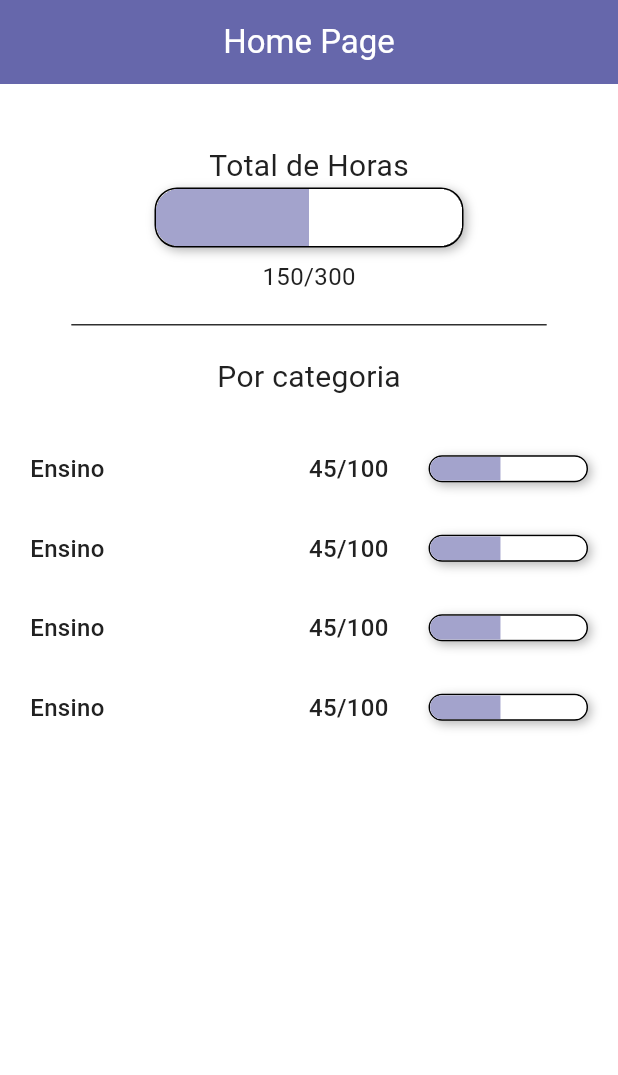
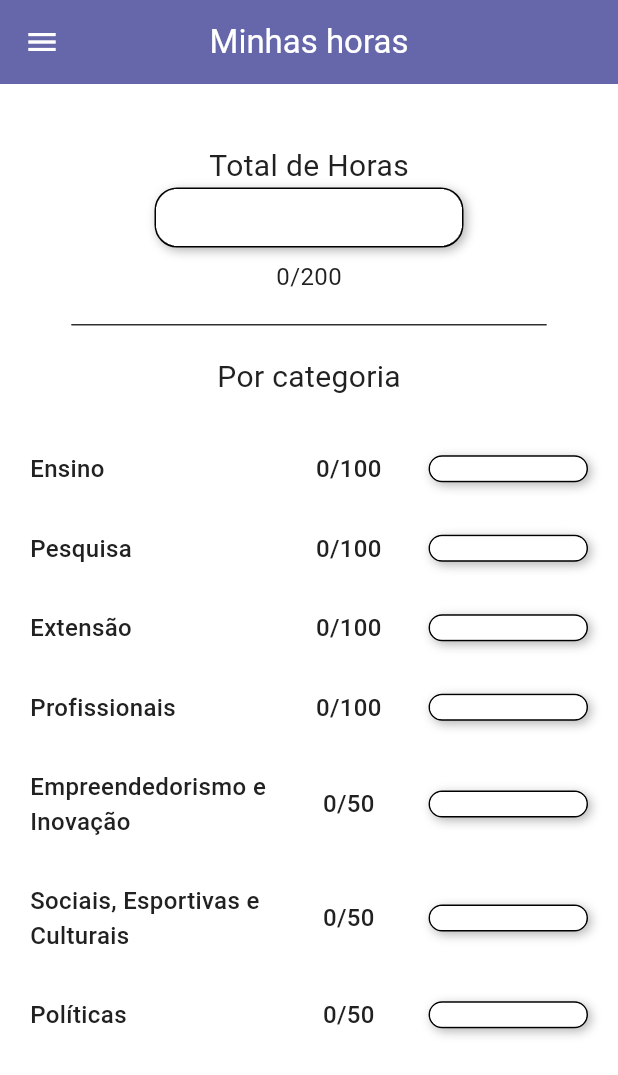
Before and after one commit to WarrenCollins473/horas_compl_app, a Flutter app: the screen it shows after launch, on a phone screen of 412 x 824 dp. Shown: the top 1075 px of the screen. Run offline on Flutter 3.47's test engine with Material 3 defaults, Android fonts, the phone set to English and light mode, and no system bars; our stand-ins replace dartz, equatable, flutter_bloc, get_it, isar_community; accounts and stored records are empty; generated files the repository leaves out were written again.

Commit message:
feat: hours_page + document_page

```diff
--- a/lib/features/presentation/bloc/documents_state.dart
+++ b/lib/features/presentation/bloc/documents_state.dart
@@ -7,7 +7,26 @@ class DocumentsState extends Equatable {
   final String? error;
 
   const DocumentsState({
-    this.documents = const [],
+    this.documents = const [
+      DocumentsEntity(
+        id: 1,
+        category: "Ensino",
+        activity: "teste",
+        type: "teste",
+        observation: "teste",
+        hours: 20,
+        link: "link",
+      ),
+      DocumentsEntity(
+        id: 2,
+        category: "Ensino",
+        activity: "teste",
+        type: "teste",
+        observation: "teste",
+        hours: 20,
+        link: "link",
+      ),
+    ],
     this.isLoading = false,
     this.error,
   });
--- a/lib/features/presentation/pages/home_page.dart
+++ b/lib/features/presentation/pages/home_page.dart
@@ -1,43 +1,62 @@
 import 'package:flutter/material.dart';
-import 'package:horas_compl_app/features/presentation/widgets/category_bar.dart';
-import 'package:horas_compl_app/features/presentation/widgets/total_bar.dart';
+import 'package:flutter_bloc/flutter_bloc.dart';
+import 'package:horas_compl_app/features/presentation/bloc/documents_bloc.dart';
+import 'package:horas_compl_app/features/presentation/bloc/documents_events.dart';
+import 'package:horas_compl_app/features/presentation/pages/hours_page.dart';
+import 'package:horas_compl_app/features/presentation/pages/documents_page.dart';
 
-class HomePage extends StatelessWidget {
+class HomePage extends StatefulWidget {
   const HomePage({super.key});
+
+  @override
+  State<HomePage> createState() => _HomePageState();
+}
+
+class _HomePageState extends State<HomePage> {
+  int selectedIndex = 0;
+
+  final pages = [HoursPage(), DocumentsPage()];
+
+  final titles = const ['Minhas horas', 'Meus documentos'];
 
   @override
   Widget build(BuildContext context) {
     return Scaffold(
-      appBar: AppBar(title: const Text('Home Page')),
-      body: Center(
-        child: Column(
-          mainAxisAlignment: MainAxisAlignment.start,
+      appBar: AppBar(title: Text(titles[selectedIndex])),
+      drawer: Drawer(
+        backgroundColor: Theme.of(context).colorScheme.primary,
+        child: ListView(
           children: [
-            const TotalBar(current: 150, title: 'Total de Horas', total: 300),
-            Container(
-              margin: const EdgeInsets.only(top: 20),
-              width: MediaQuery.of(context).size.width / 1.3,
-              height: 1,
-              color: Colors.grey[850],
+            ListTile(
+              leading: const Icon(Icons.access_time),
+              iconColor: Theme.of(context).colorScheme.surface,
+              title: Text('Minhas horas'),
+              textColor: Theme.of(context).colorScheme.surface,
+              onTap: () {
+                context.read<DocumentsBloc>().add(LoadDocumentsEvent());
+
+                setState(() => selectedIndex = 0);
+
+                Navigator.pop(context);
+              },
             ),
-            Column(
-              children: [
-                Container(
-                  margin: EdgeInsets.symmetric(vertical: 20),
-                  child: const Text(
-                    'Por categoria',
-                    style: TextStyle(fontSize: 20),
-                  ),
-                ),
-                const CategoryBar(current: 45, title: 'Ensino', total: 100),
-                const CategoryBar(current: 45, title: 'Ensino', total: 100),
-                const CategoryBar(current: 45, title: 'Ensino', total: 100),
-                const CategoryBar(current: 45, title: 'Ensino', total: 100),
-              ],
+            ListTile(
+              leading: const Icon(Icons.text_snippet_outlined),
+              iconColor: Theme.of(context).colorScheme.surface,
+              title: Text('Meus documentos'),
+              textColor: Theme.of(context).colorScheme.surface,
+              onTap: () {
+                context.read<DocumentsBloc>().add(LoadDocumentsEvent());
+
+                setState(() => selectedIndex = 1);
+
+                Navigator.pop(context);
+              },
             ),
           ],
         ),
       ),
+      body: pages[selectedIndex],
     );
   }
 }
--- /dev/null
+++ b/lib/features/presentation/pages/hours_page.dart
@@ -0,0 +1,76 @@
+import 'package:flutter/material.dart';
+import 'package:flutter_bloc/flutter_bloc.dart';
+import 'package:horas_compl_app/features/presentation/bloc/curriculum_rules_bloc.dart';
+import 'package:horas_compl_app/features/presentation/bloc/curriculum_rules_state.dart';
+import 'package:horas_compl_app/features/presentation/bloc/documents_bloc.dart';
+import 'package:horas_compl_app/features/presentation/bloc/documents_state.dart';
+import 'package:horas_compl_app/features/presentation/widgets/category_bar.dart';
+import 'package:horas_compl_app/features/presentation/widgets/total_bar.dart';
+
+class HoursPage extends StatelessWidget {
+  const HoursPage({super.key});
+
+  @override
+  Widget build(BuildContext context) {
+    return BlocBuilder<DocumentsBloc, DocumentsState>(
+      builder: (context, documentsState) {
+        return BlocBuilder<CurriculumRulesBloc, CurriculumRulesState>(
+          builder: (context, curriculumRulesState) {
+            if (documentsState.isLoading ||
+                curriculumRulesState.isLoading ||
+                curriculumRulesState.rules == null) {
+              return const Center(child: CircularProgressIndicator());
+            } else {
+              final totalHours = documentsState.documents.fold(
+                0,
+                (sum, doc) => sum + doc.hours,
+              );
+
+              return Center(
+                child: Column(
+                  mainAxisAlignment: MainAxisAlignment.start,
+                  children: [
+                    TotalBar(
+                      current: totalHours,
+                      title: 'Total de Horas',
+                      total: curriculumRulesState.rules!.minimumTotalHours,
+                    ),
+
+                    Container(
+                      margin: const EdgeInsets.only(top: 20),
+                      width: MediaQuery.of(context).size.width / 1.3,
+                      height: 1,
+                      color: Colors.grey[850],
+                    ),
+                    Container(
+                      margin: EdgeInsets.symmetric(vertical: 20),
+                      child: const Text(
+                        'Por categoria',
+                        style: TextStyle(fontSize: 20),
+                      ),
+                    ),
+                    Column(
+                      children: curriculumRulesState.rules!.categories.map((
+                        category,
+                      ) {
+                        final categoryHours = documentsState.documents
+                            .where((doc) => doc.category == category.name)
+                            .fold(0, (sum, doc) => sum + doc.hours);
+
+                        return CategoryBar(
+                          current: categoryHours,
+                          title: category.name,
+                          total: category.categoryLimit,
+                        );
+                      }).toList(),
+                    ),
+                  ],
+                ),
+              );
+            }
+          },
+        );
+      },
+    );
+  }
+}
--- a/pubspec.yaml
+++ b/pubspec.yaml
@@ -42,6 +42,7 @@ dependencies:
   isar_community_flutter_libs: 3.3.0-dev.3
   flutter_bloc: ^9.1.1
   bloc: ^9.1.0
+  get_it: ^9.2.0
 
 
 dev_dependencies:
```
Also changed, not shown: lib/core/database/isar_provider.dart (added, +11 -0 lines), lib/core/di/injection_conatiner.dart (added, +61 -0 lines), lib/features/presentation/pages/documents_page.dart (added, +36 -0 lines), lib/features/presentation/widgets/document_card.dart (added, +65 -0 lines), lib/main.dart (+21 -54 lines), pubspec.lock.
